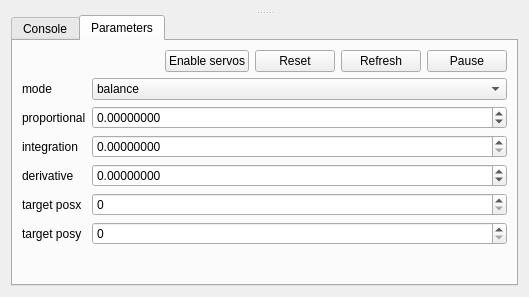
Above: control.ui from trnila/balancer_debugger before the change. Below: the same form after it.
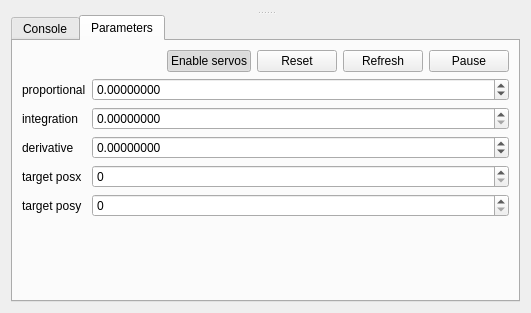
That is the form after the change.

Patch:
```diff
--- a/control.ui
+++ b/control.ui
@@ -6,8 +6,8 @@
    <rect>
     <x>0</x>
     <y>0</y>
-    <width>529</width>
-    <height>297</height>
+    <width>531</width>
+    <height>313</height>
    </rect>
   </property>
   <property name="windowTitle">
@@ -80,6 +80,9 @@
             <property name="checkable">
              <bool>true</bool>
             </property>
+            <property name="checked">
+             <bool>true</bool>
+            </property>
            </widget>
           </item>
           <item>
@@ -111,39 +114,13 @@
         <item>
          <layout class="QFormLayout" name="formLayout">
           <item row="0" column="0">
-           <widget class="QLabel" name="label">
-            <property name="text">
-             <string>mode</string>
-            </property>
-           </widget>
-          </item>
-          <item row="0" column="1">
-           <widget class="QComboBox" name="mode">
-            <item>
-             <property name="text">
-              <string>balance</string>
-             </property>
-            </item>
-            <item>
-             <property name="text">
-              <string>stop</string>
-             </property>
-            </item>
-            <item>
-             <property name="text">
-              <string>demo</string>
-             </property>
-            </item>
-           </widget>
-          </item>
-          <item row="1" column="0">
            <widget class="QLabel" name="label_2">
             <property name="text">
              <string>proportional</string>
             </property>
            </widget>
           </item>
-          <item row="1" column="1">
+          <item row="0" column="1">
            <widget class="QDoubleSpinBox" name="const_p">
             <property name="decimals">
              <number>8</number>
@@ -156,28 +133,28 @@
             </property>
            </widget>
           </item>
-          <item row="2" column="0">
+          <item row="1" column="0">
            <widget class="QLabel" name="label_4">
             <property name="text">
              <string>integration</string>
             </property>
            </widget>
           </item>
-          <item row="2" column="1">
+          <item row="1" column="1">
            <widget class="QDoubleSpinBox" name="const_i">
             <property name="decimals">
              <number>8</number>
             </property>
            </widget>
           </item>
-          <item row="3" column="0">
+          <item row="2" column="0">
            <widget class="QLabel" name="label_3">
             <property name="text">
              <string>derivative</string>
             </property>
            </widget>
           </item>
-          <item row="3" column="1">
+          <item row="2" column="1">
            <widget class="QDoubleSpinBox" name="const_d">
             <property name="decimals">
              <number>8</number>
@@ -190,14 +167,17 @@
             </property>
            </widget>
           </item>
-          <item row="4" column="0">
+          <item row="3" column="0">
            <widget class="QLabel" name="label_5">
             <property name="text">
              <string>target posx</string>
             </property>
            </widget>
           </item>
-          <item row="5" column="0">
+          <item row="3" column="1">
+           <widget class="QSpinBox" name="pos_x"/>
+          </item>
+          <item row="4" column="0">
            <widget class="QLabel" name="label_6">
             <property name="text">
              <string>target posy</string>
@@ -205,9 +185,6 @@
            </widget>
           </item>
           <item row="4" column="1">
-           <widget class="QSpinBox" name="pos_x"/>
-          </item>
-          <item row="5" column="1">
            <widget class="QSpinBox" name="pos_y"/>
           </item>
          </layout>
```
